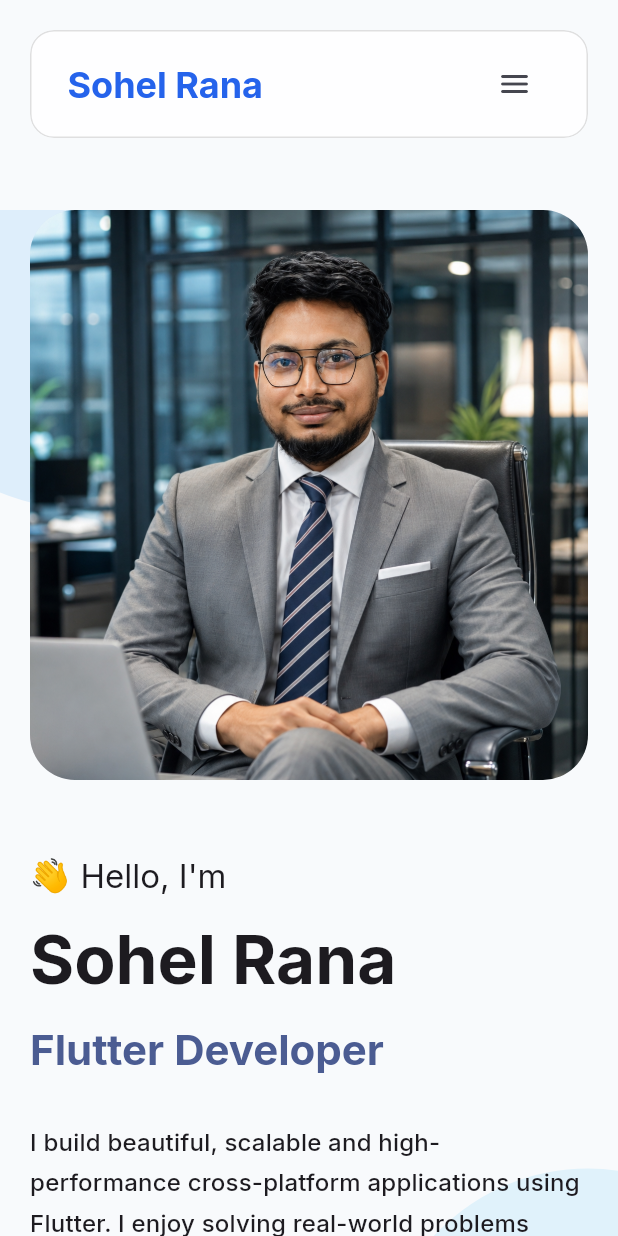
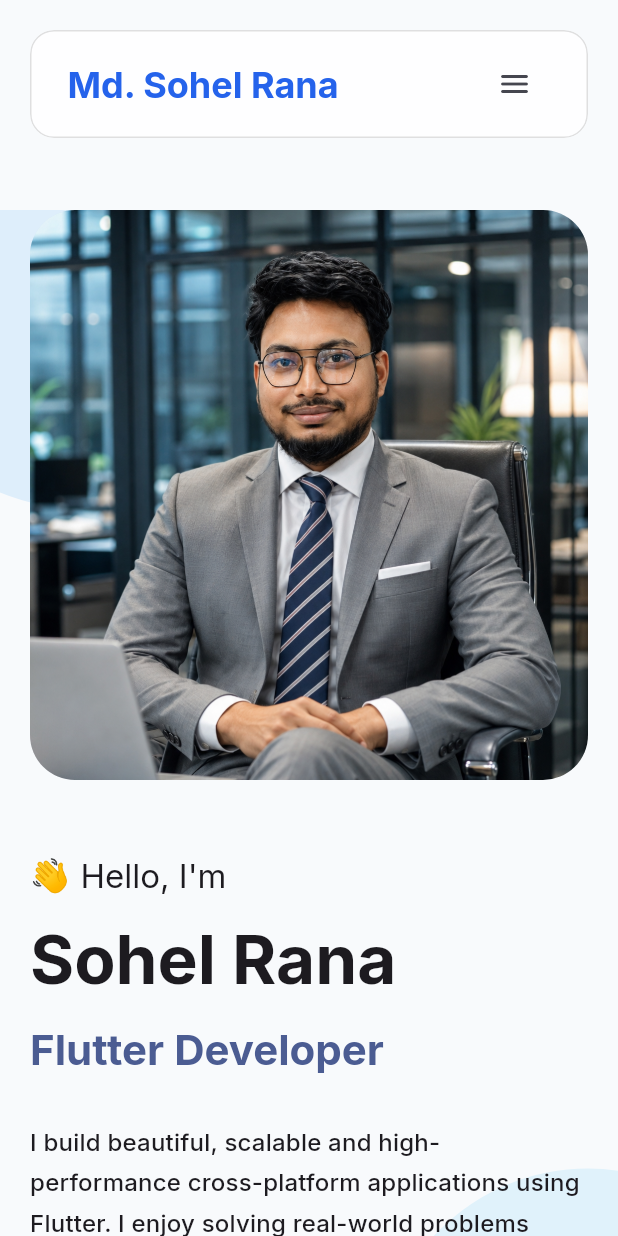
Before and after one commit to Dev-SohelRana/sohelrana-portfolio, a Flutter app: the screen it shows after launch, on a phone screen of 412 x 824 dp. Run offline on Flutter 3.47's test engine with Material 3 defaults, Android fonts, the phone set to English and light mode, and no system bars; our stand-ins replace cached_network_image, google_fonts; missing offline and left inert: dart:html; network calls fail.

Commit message:
Update portfolio

```diff
--- a/lib/common_widgets/logo.dart
+++ b/lib/common_widgets/logo.dart
@@ -7,7 +7,7 @@ class Logo extends StatelessWidget {
   @override
   Widget build(BuildContext context) {
     return Text(
-      "Sohel Rana",
+      "Md. Sohel Rana",
       style: Theme.of(context).textTheme.headlineSmall?.copyWith(
         fontWeight: FontWeight.w700,
         color: AppColors.primaryColor,
```
